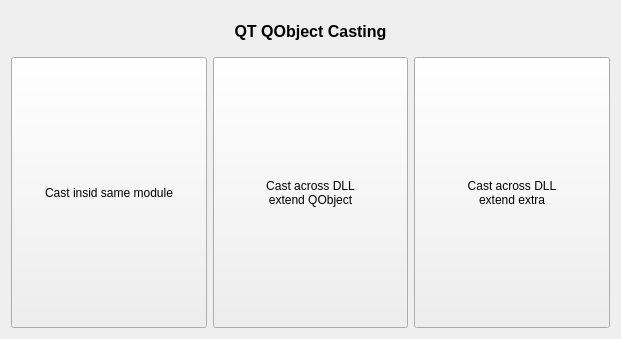
Above: QtGuiApplicationTest/QtGuiApplicationTest/MiscellaneousQObjectCast.ui from xautshuanglong/QtLearningRepository before the change. Below: the same form after it.
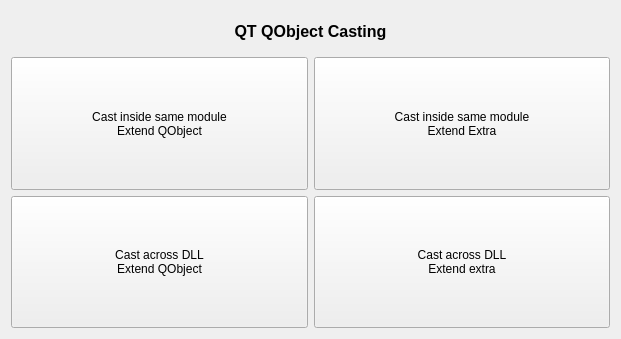
That is the form after the change. Custom widgets are drawn as their Qt base class.

Commit message: 初步结果：qobject_cast 跨 DLL 可以正常转换。

Diff of the .ui file:
```diff
--- a/QtGuiApplicationTest/QtGuiApplicationTest/MiscellaneousQObjectCast.ui
+++ b/QtGuiApplicationTest/QtGuiApplicationTest/MiscellaneousQObjectCast.ui
@@ -45,20 +45,6 @@
      <property name="rightMargin">
       <number>0</number>
      </property>
-     <item row="0" column="2">
-      <widget class="QPushButton" name="btnDllQObjectExtra">
-       <property name="sizePolicy">
-        <sizepolicy hsizetype="Expanding" vsizetype="Expanding">
-         <horstretch>0</horstretch>
-         <verstretch>0</verstretch>
-        </sizepolicy>
-       </property>
-       <property name="text">
-        <string>Cast across DLL
-extend extra</string>
-       </property>
-      </widget>
-     </item>
      <item row="0" column="0">
       <widget class="QPushButton" name="btnSameModule">
        <property name="sizePolicy">
@@ -74,11 +60,26 @@
         </size>
        </property>
        <property name="text">
-        <string>Cast insid same module</string>
+        <string>Cast inside same module
+Extend QObject</string>
        </property>
       </widget>
      </item>
      <item row="0" column="1">
+      <widget class="QPushButton" name="btnSameModuleExtra">
+       <property name="sizePolicy">
+        <sizepolicy hsizetype="Expanding" vsizetype="Expanding">
+         <horstretch>0</horstretch>
+         <verstretch>0</verstretch>
+        </sizepolicy>
+       </property>
+       <property name="text">
+        <string>Cast inside same module
+Extend Extra</string>
+       </property>
+      </widget>
+     </item>
+     <item row="1" column="0">
       <widget class="QPushButton" name="btnDllQObject">
        <property name="sizePolicy">
         <sizepolicy hsizetype="Expanding" vsizetype="Expanding">
@@ -88,7 +89,21 @@
        </property>
        <property name="text">
         <string>Cast across DLL
-extend QObject</string>
+Extend QObject</string>
+       </property>
+      </widget>
+     </item>
+     <item row="1" column="1">
+      <widget class="QPushButton" name="btnDllQObjectExtra">
+       <property name="sizePolicy">
+        <sizepolicy hsizetype="Expanding" vsizetype="Expanding">
+         <horstretch>0</horstretch>
+         <verstretch>0</verstretch>
+        </sizepolicy>
+       </property>
+       <property name="text">
+        <string>Cast across DLL
+Extend extra</string>
        </property>
       </widget>
      </item>
```
The commit also changes 6 other files.
